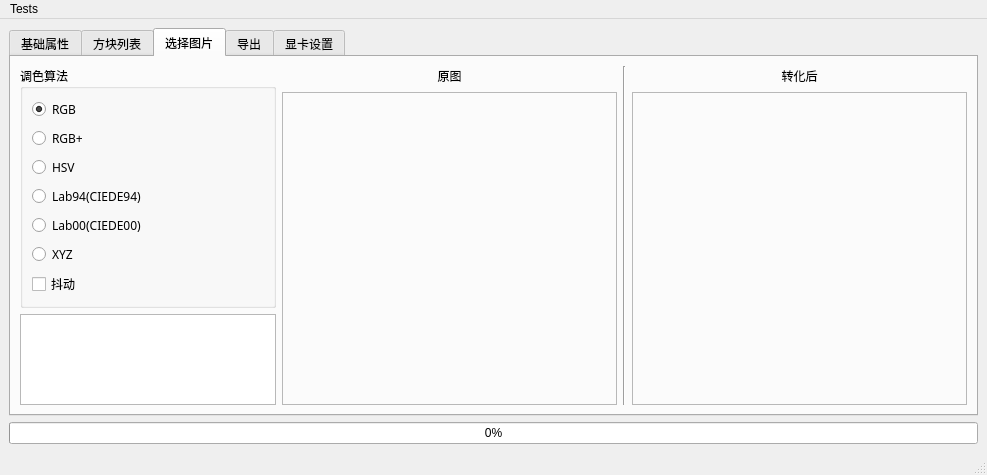
Above: VisualCraft/VCWind.ui from SlopeCraft/SlopeCraft before the change. Below: the same form after it.
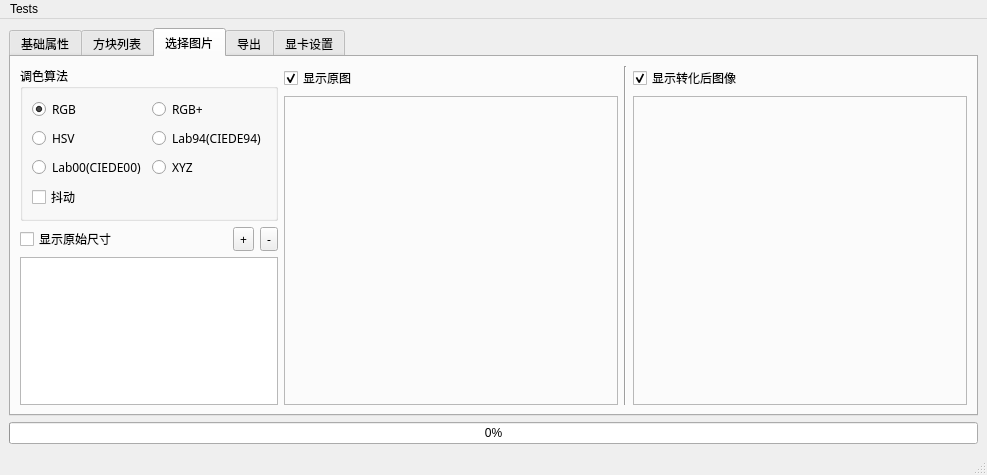
That is the form after the change. The open tabs and pages were chosen to show the change.

Commit message: display image here

The edit to the form file:
```diff
--- a/VisualCraft/VCWind.ui
+++ b/VisualCraft/VCWind.ui
@@ -357,43 +357,15 @@
          <attribute name="title">
           <string>选择图片</string>
          </attribute>
-         <layout class="QGridLayout" name="gridLayout_6" columnstretch="1,9,0,9">
-          <item row="1" column="1" rowspan="3">
-           <widget class="QLabel" name="label_raw_image">
-            <property name="sizePolicy">
-             <sizepolicy hsizetype="Expanding" vsizetype="Expanding">
-              <horstretch>0</horstretch>
-              <verstretch>0</verstretch>
-             </sizepolicy>
+         <layout class="QGridLayout" name="gridLayout_6" columnstretch="0,0,0,0,0,0,0,0,0,0">
+          <item row="0" column="8" rowspan="5">
+           <widget class="Line" name="line">
+            <property name="orientation">
+             <enum>Qt::Vertical</enum>
             </property>
-            <property name="frameShape">
-             <enum>QFrame::StyledPanel</enum>
-            </property>
-            <property name="text">
-             <string/>
-            </property>
            </widget>
           </item>
-          <item row="2" column="0" rowspan="2">
-           <widget class="QListWidget" name="lw_image_files">
-            <property name="sizePolicy">
-             <sizepolicy hsizetype="Minimum" vsizetype="Expanding">
-              <horstretch>0</horstretch>
-              <verstretch>0</verstretch>
-             </sizepolicy>
-            </property>
-            <property name="dragEnabled">
-             <bool>true</bool>
-            </property>
-            <property name="dragDropMode">
-             <enum>QAbstractItemView::InternalMove</enum>
-            </property>
-            <property name="movement">
-             <enum>QListView::Snap</enum>
-            </property>
-           </widget>
-          </item>
-          <item row="1" column="3" rowspan="3">
+          <item row="1" column="9" rowspan="4">
            <widget class="QLabel" name="lable_converted">
             <property name="sizePolicy">
              <sizepolicy hsizetype="Expanding" vsizetype="Expanding">
@@ -409,62 +381,50 @@
             </property>
            </widget>
           </item>
-          <item row="0" column="1">
-           <widget class="QLabel" name="label_3">
-            <property name="sizePolicy">
-             <sizepolicy hsizetype="Preferred" vsizetype="Preferred">
-              <horstretch>0</horstretch>
-              <verstretch>0</verstretch>
-             </sizepolicy>
-            </property>
-            <property name="maximumSize">
-             <size>
-              <width>16777215</width>
-              <height>16777215</height>
-             </size>
-            </property>
+          <item row="2" column="0">
+           <widget class="QCheckBox" name="cb_show_raw_size">
             <property name="text">
-             <string>原图</string>
+             <string>显示原始尺寸</string>
             </property>
-            <property name="textFormat">
-             <enum>Qt::PlainText</enum>
+            <property name="checked">
+             <bool>false</bool>
             </property>
-            <property name="alignment">
-             <set>Qt::AlignCenter</set>
-            </property>
            </widget>
           </item>
-          <item row="0" column="3">
-           <widget class="QLabel" name="label_4">
-            <property name="sizePolicy">
-             <sizepolicy hsizetype="Preferred" vsizetype="Minimum">
-              <horstretch>0</horstretch>
-              <verstretch>0</verstretch>
-             </sizepolicy>
+          <item row="2" column="1">
+           <widget class="QToolButton" name="tb_add_images">
+            <property name="text">
+             <string>+</string>
             </property>
-            <property name="maximumSize">
-             <size>
-              <width>16777215</width>
-              <height>20</height>
-             </size>
-            </property>
+           </widget>
+          </item>
+          <item row="2" column="2">
+           <widget class="QToolButton" name="tb_remove_images">
             <property name="text">
-             <string>转化后</string>
+             <string>-</string>
             </property>
-            <property name="textFormat">
-             <enum>Qt::PlainText</enum>
-            </property>
-            <property name="alignment">
-             <set>Qt::AlignCenter</set>
-            </property>
            </widget>
           </item>
-          <item row="0" column="0" rowspan="2">
+          <item row="0" column="0" rowspan="2" colspan="3">
            <widget class="QGroupBox" name="groupBox_7">
             <property name="title">
              <string>调色算法</string>
             </property>
             <layout class="QGridLayout" name="gridLayout_12">
+             <item row="6" column="0">
+              <widget class="QCheckBox" name="cb_algo_dither">
+               <property name="text">
+                <string>抖动</string>
+               </property>
+              </widget>
+             </item>
+             <item row="2" column="0">
+              <widget class="QRadioButton" name="rb_algo_HSV">
+               <property name="text">
+                <string notr="true">HSV</string>
+               </property>
+              </widget>
+             </item>
              <item row="0" column="0">
               <widget class="QRadioButton" name="rb_algo_RGB">
                <property name="text">
@@ -482,48 +442,94 @@
                </property>
               </widget>
              </item>
-             <item row="5" column="0">
-              <widget class="QRadioButton" name="rb_algo_XYZ">
-               <property name="text">
-                <string notr="true">XYZ</string>
-               </property>
-              </widget>
-             </item>
-             <item row="2" column="0">
-              <widget class="QRadioButton" name="rb_algo_HSV">
-               <property name="text">
-                <string notr="true">HSV</string>
-               </property>
-              </widget>
-             </item>
-             <item row="1" column="0">
+             <item row="0" column="1">
               <widget class="QRadioButton" name="rb_algo_RGB_Better">
                <property name="text">
                 <string notr="true">RGB+</string>
                </property>
               </widget>
              </item>
-             <item row="3" column="0">
+             <item row="2" column="1">
               <widget class="QRadioButton" name="rb_algo_Lab94">
                <property name="text">
                 <string notr="true">Lab94(CIEDE94)</string>
                </property>
               </widget>
              </item>
-             <item row="6" column="0">
-              <widget class="QCheckBox" name="rb_algo_dither">
+             <item row="4" column="1">
+              <widget class="QRadioButton" name="rb_algo_XYZ">
                <property name="text">
-                <string>抖动</string>
+                <string notr="true">XYZ</string>
                </property>
               </widget>
              </item>
             </layout>
            </widget>
           </item>
-          <item row="0" column="2" rowspan="4">
-           <widget class="Line" name="line">
-            <property name="orientation">
-             <enum>Qt::Vertical</enum>
+          <item row="3" column="0" rowspan="2" colspan="3">
+           <widget class="QListWidget" name="lw_image_files">
+            <property name="sizePolicy">
+             <sizepolicy hsizetype="Minimum" vsizetype="Expanding">
+              <horstretch>0</horstretch>
+              <verstretch>0</verstretch>
+             </sizepolicy>
+            </property>
+            <property name="dragEnabled">
+             <bool>true</bool>
+            </property>
+            <property name="dragDropMode">
+             <enum>QAbstractItemView::InternalMove</enum>
+            </property>
+            <property name="selectionMode">
+             <enum>QAbstractItemView::ExtendedSelection</enum>
+            </property>
+            <property name="movement">
+             <enum>QListView::Snap</enum>
+            </property>
+            <property name="isWrapping" stdset="0">
+             <bool>false</bool>
+            </property>
+            <property name="wordWrap">
+             <bool>true</bool>
+            </property>
+           </widget>
+          </item>
+          <item row="1" column="4" rowspan="4">
+           <widget class="QLabel" name="label_raw_image">
+            <property name="sizePolicy">
+             <sizepolicy hsizetype="Expanding" vsizetype="Expanding">
+              <horstretch>0</horstretch>
+              <verstretch>0</verstretch>
+             </sizepolicy>
+            </property>
+            <property name="frameShape">
+             <enum>QFrame::StyledPanel</enum>
+            </property>
+            <property name="text">
+             <string/>
+            </property>
+            <property name="scaledContents">
+             <bool>true</bool>
+            </property>
+           </widget>
+          </item>
+          <item row="0" column="4">
+           <widget class="QCheckBox" name="cb_show_raw">
+            <property name="text">
+             <string>显示原图</string>
+            </property>
+            <property name="checked">
+             <bool>true</bool>
+            </property>
+           </widget>
+          </item>
+          <item row="0" column="9">
+           <widget class="QCheckBox" name="cb_show_converted">
+            <property name="text">
+             <string>显示转化后图像</string>
+            </property>
+            <property name="checked">
+             <bool>true</bool>
             </property>
            </widget>
           </item>
```
Left out of the diff: 402 changed lines with no effect on the pictures. The commit also changes 8 other files.
